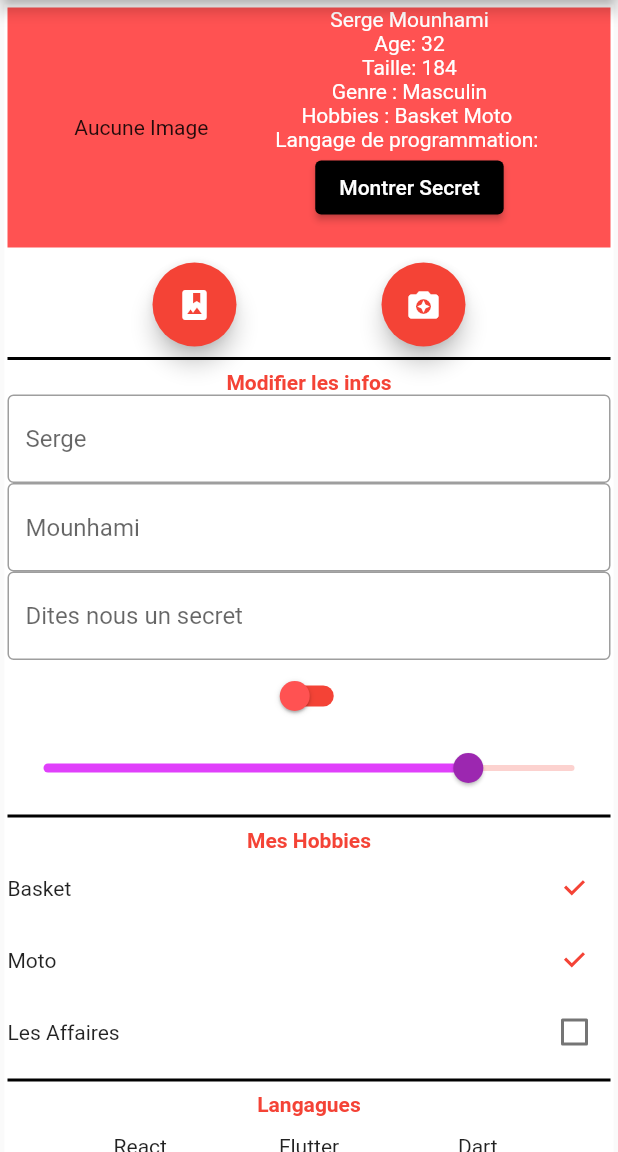
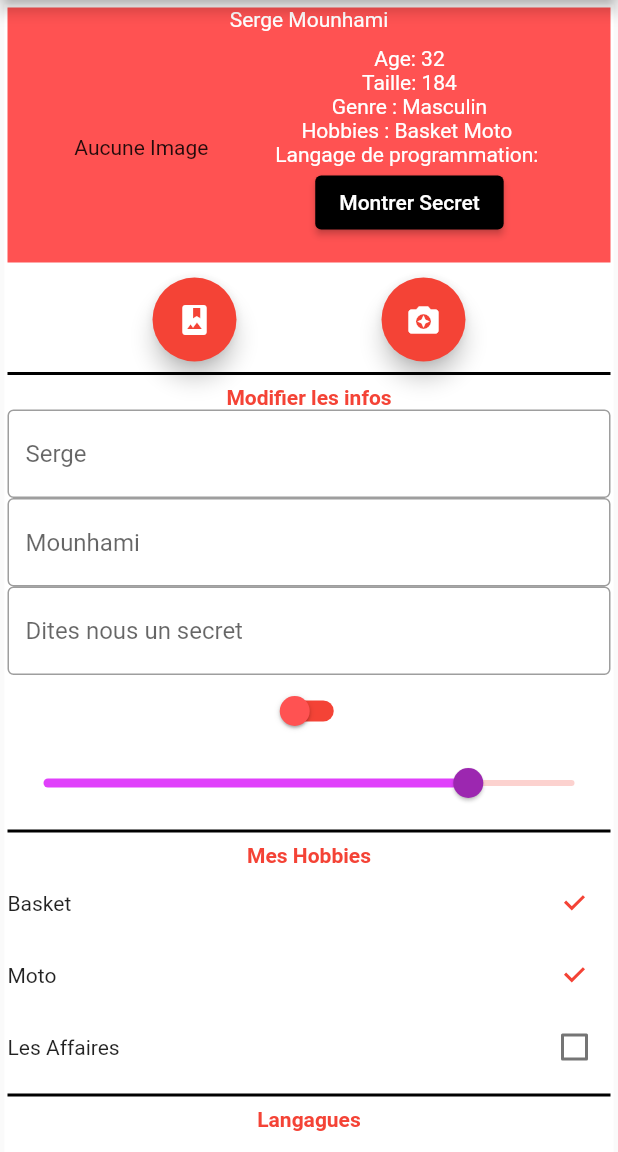
Before and after one commit to RomainM81/my_profil_tuto, a Flutter app: the screen it shows after launch, on a phone screen of 412 x 824 dp, the part 84-1236 px from its top. Run offline on Flutter 3.47's test engine with Material 2 defaults, Android fonts, the phone set to English and light mode, and no system bars; our stand-ins replace image_picker.

Commit message:
change name display

```diff
--- a/lib/my_profil.dart
+++ b/lib/my_profil.dart
@@ -59,7 +59,13 @@ class _MyProfilState extends State<MyProfil> {
               Container(
                 color: Colors.redAccent,
                 width: size.width,
-                child: Row(
+                child: Column(
+                  children: [
+                    Text(
+                      "$firstName $lastName",
+                      style: const TextStyle(color: Colors.white),
+                    ),
+                    Row(
                       mainAxisAlignment: MainAxisAlignment.spaceEvenly,
                       children: [
                         (imageFile == null)
@@ -69,9 +75,8 @@ class _MyProfilState extends State<MyProfil> {
                                 height: MediaQuery.of(context).size.height / 6,
                               ),
                         Column(children: [
-                      Text(
-                        "$firstName $lastName",
-                        style: const TextStyle(color: Colors.white),
+                          const SizedBox(
+                            height: 10,
                           ),
                           Text(
                             "Age: $age",
@@ -110,10 +115,13 @@ class _MyProfilState extends State<MyProfil> {
                               "Montrer Secret",
                               style: TextStyle(color: Colors.white),
                             ),
-                        style: ElevatedButton.styleFrom(primary: Colors.black),
+                            style:
+                                ElevatedButton.styleFrom(primary: Colors.black),
                           ),
                           (showSecret) ? Text(secret) : const Text(""),
                         ]),
+                      ],
+                    ),
                   ],
                 ),
               ),
```
Lines whose indentation alone changed are shown as unchanged.
